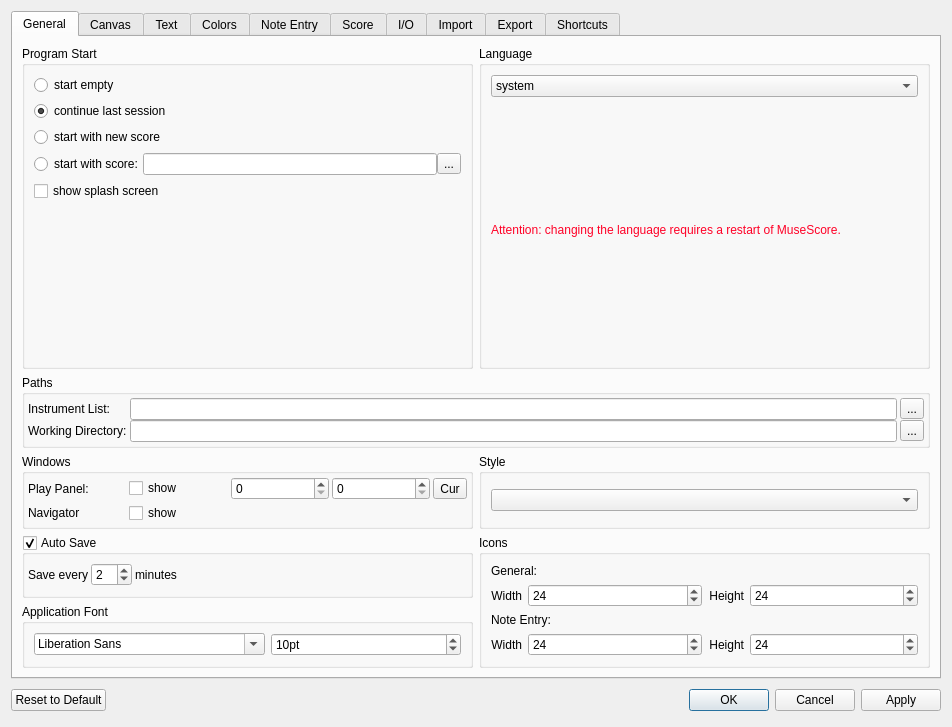
This is mscore/mscore/prefsdialog.ui in musescore/musescore-old as Qt 5 draws it before an edit. The edited form follows.
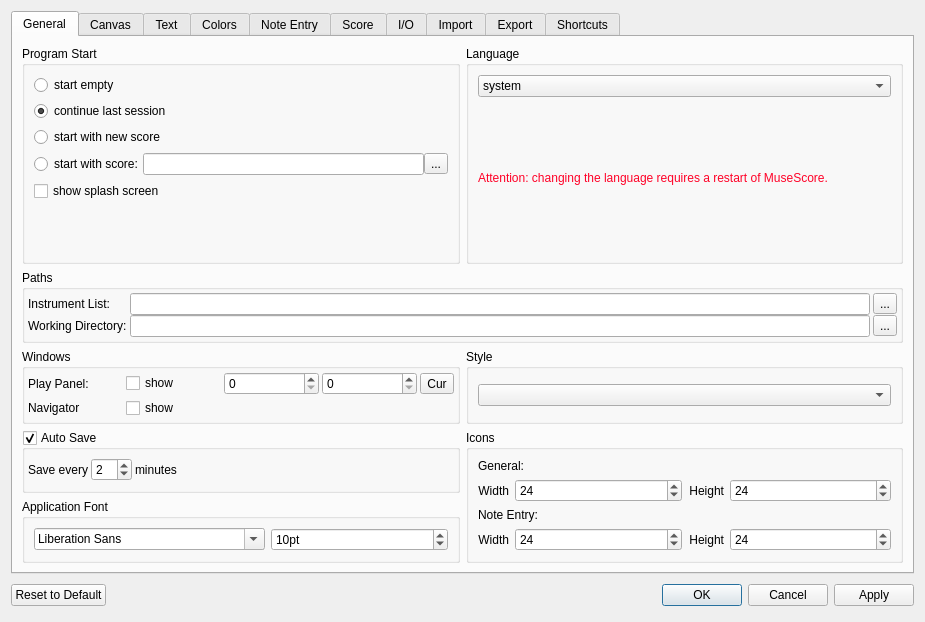
This is the edited form. Icons and pictures are not drawn. Custom widgets are drawn as their Qt base class.

The edit to the form file:
```diff
--- a/mscore/mscore/prefsdialog.ui
+++ b/mscore/mscore/prefsdialog.ui
@@ -6,8 +6,8 @@
    <rect>
     <x>0</x>
     <y>0</y>
-    <width>952</width>
-    <height>727</height>
+    <width>925</width>
+    <height>622</height>
    </rect>
   </property>
   <property name="windowTitle">
```
